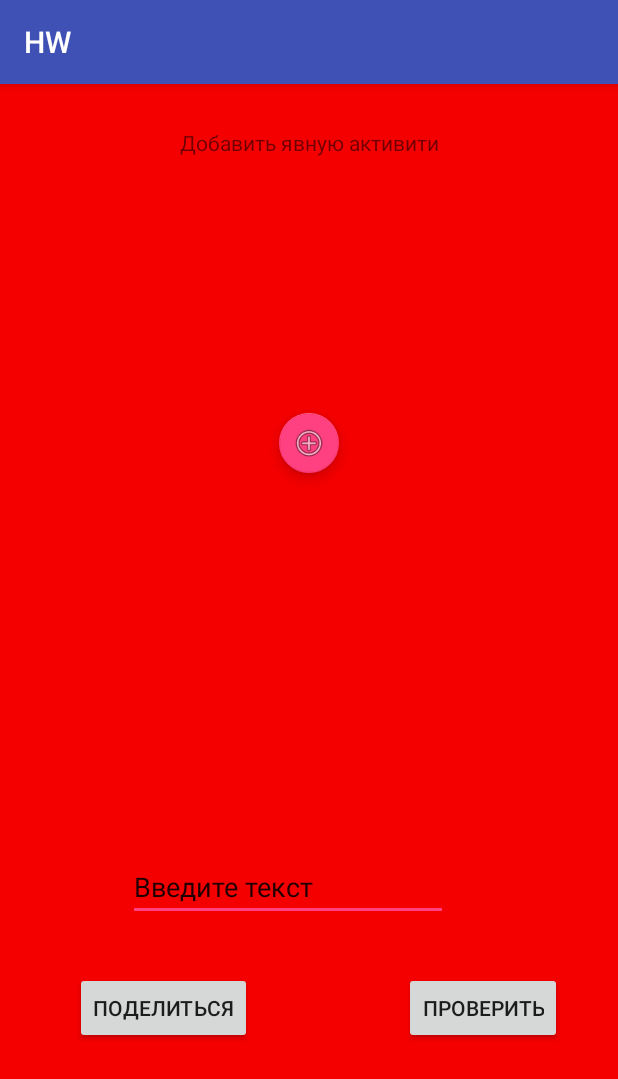
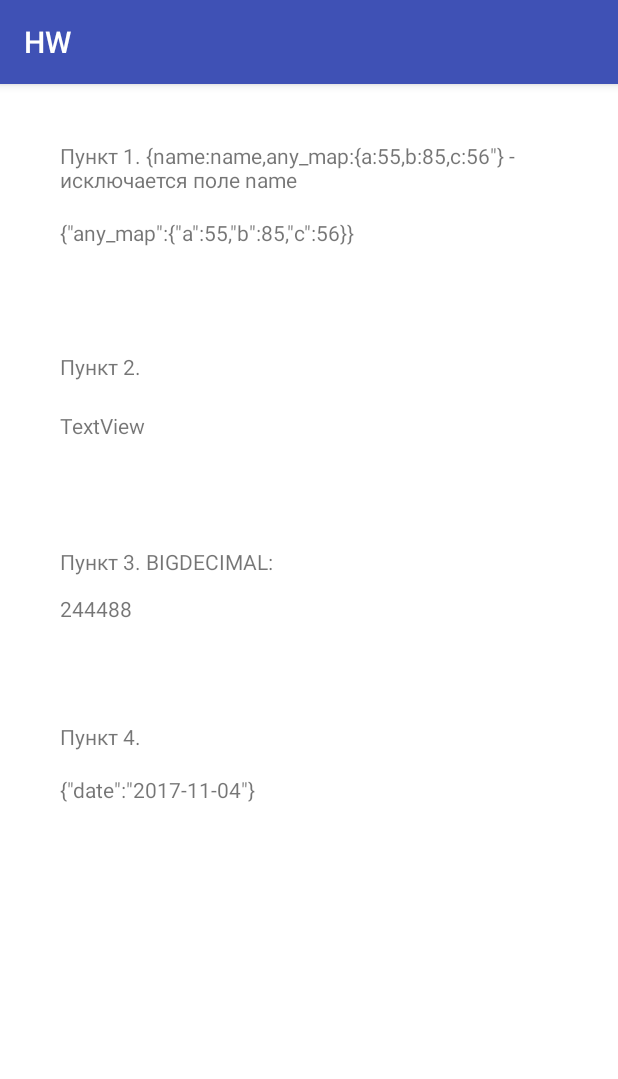
Before and after one commit to nial241/Hw, an Android app: the screen it shows after launch (MainActivity), on a phone screen of 412 x 824 dp. Shown: the top 1079 px of the screen. Run offline under Robolectric (Android 15) with nearby library versions, the phone set to English and light mode, and no system bars.

Commit message:
hw6 v0.0

```diff
--- a/app/src/main/AndroidManifest.xml
+++ b/app/src/main/AndroidManifest.xml
@@ -19,8 +19,6 @@
             </intent-filter>
 
         </activity>
-        <activity android:name=".ExplActivity"></activity>
-        <activity android:name=".ResultActivity"></activity>
     </application>
 
 </manifest>
--- /dev/null
+++ b/app/src/main/java/com/example/user/hw/DateExample.java
@@ -0,0 +1,22 @@
+package com.example.user.hw;
+
+import java.util.Date;
+
+public class DateExample {
+
+    //@SerializedName("CurrentDate")
+    private Date date;
+
+    public DateExample(Date date) {
+
+        this.date = date;
+
+    }
+
+    public Date getDate(){
+
+        return date;
+
+    }
+
+}
--- /dev/null
+++ b/app/src/main/java/com/example/user/hw/DateSerializer.java
@@ -0,0 +1,21 @@
+package com.example.user.hw;
+
+import com.google.gson.JsonElement;
+import com.google.gson.JsonObject;
+import com.google.gson.JsonSerializationContext;
+import com.google.gson.JsonSerializer;
+
+import java.lang.reflect.Type;
+import java.text.SimpleDateFormat;
+import java.util.Locale;
+
+
+public class DateSerializer implements JsonSerializer<DateExample> {
+    @Override
+    public JsonElement serialize(DateExample src, Type typeOfSrc, JsonSerializationContext context) {
+        SimpleDateFormat formatForDateNow = new SimpleDateFormat("yyyy-MM-dd", Locale.US);
+        JsonObject result = new JsonObject();
+        result.addProperty("date", formatForDateNow.format(src.getDate()));
+        return result;
+    }
+}
--- /dev/null
+++ b/app/src/main/java/com/example/user/hw/ExclStrat.java
@@ -0,0 +1,20 @@
+package com.example.user.hw;
+
+import com.google.gson.ExclusionStrategy;
+import com.google.gson.FieldAttributes;
+
+/**
+ * Created by User on 04.11.2017.
+ */
+
+public class ExclStrat implements ExclusionStrategy {
+    @Override
+    public boolean shouldSkipField(FieldAttributes f) {
+        return f.getName().equals("name");
+    }
+
+    @Override
+    public boolean shouldSkipClass(Class<?> clazz) {
+        return false;
+    }
+}
--- a/app/src/main/java/com/example/user/hw/MainActivity.java
+++ b/app/src/main/java/com/example/user/hw/MainActivity.java
@@ -1,73 +1,61 @@
 package com.example.user.hw;
 
-import android.content.Context;
-import android.content.Intent;
 import android.os.Bundle;
-import android.support.design.widget.FloatingActionButton;
 import android.support.v7.app.AppCompatActivity;
-import android.view.View;
-import android.widget.Button;
-import android.widget.EditText;
+import android.util.Log;
 import android.widget.TextView;
 
-//import android.content.DialogInterface;
+import com.google.gson.Gson;
+import com.google.gson.GsonBuilder;
+
+import java.util.Date;
+import java.util.HashMap;
 
 public class MainActivity extends AppCompatActivity {
-    private static final int REQUEST_CODE = 0;
 
-    //метод start
     @Override
     protected void onCreate(Bundle savedInstanceState) {
         super.onCreate(savedInstanceState);
         setContentView(R.layout.activity_main);
-        FloatingActionButton fab = (FloatingActionButton) findViewById(R.id.floatingActionButton);
-        fab.setOnClickListener(new View.OnClickListener() {
-            @Override
-            public void onClick(View view) {
-                start(view.getContext());
-            }
-        });
-        Button shareBtn = (Button) findViewById(R.id.share_btn);
-        shareBtn.setOnClickListener(new View.OnClickListener() {
-            @Override
-            public void onClick(View view) {
-                Intent sendIntent = new Intent();
-                TextView text = (TextView) findViewById(R.id.editText);
-                sendIntent.setAction(Intent.ACTION_SEND);
-                sendIntent.putExtra(Intent.EXTRA_TEXT, text.getText().toString());
-                sendIntent.setType("text/plain");
-                startActivity(sendIntent);
-            }
-        });
-        final EditText textField = (EditText) findViewById(R.id.editText);
-        Button nextBtn = (Button) findViewById(R.id.next_btn);
-        nextBtn.setOnClickListener(new View.OnClickListener() {
-            @Override
-            public void onClick(View view) {
-                Intent intent = new Intent(view.getContext(), ResultActivity.class);
-                intent.putExtra("input text", textField.getText().toString());
-                intent.setFlags(Intent.FLAG_ACTIVITY_SINGLE_TOP);
-                startActivityForResult(intent, REQUEST_CODE);
-            }
-        });
-    }
-    @Override
-    protected void onActivityResult(int requestCode, int resultCode, Intent data) {
-        if (requestCode == REQUEST_CODE) {
-            EditText b = (EditText) findViewById(R.id.editText);
-            TextView res = (TextView) findViewById(R.id.result_txtView);
-            if (resultCode == RESULT_OK) {
-                res.setText(R.string.correct_input_txt);
-            } else if (resultCode == RESULT_CANCELED) {
-                res.setText(R.string.incorrect_input_txt);
-                b.setText(R.string.input_text_view);
-            }
-        }
-        super.onActivityResult(requestCode, resultCode, data);
+        //1
+        Point1and2 srcObject_toJson = new Point1and2();
+        srcObject_toJson.setName("name");
+        srcObject_toJson.setAny_map(new HashMap<String, Integer>(3){{
+            put("a",55);
+            put("b",85);
+            put("c",56);}});
+        Gson gson_builder = new GsonBuilder()
+                .setExclusionStrategies(new ExclStrat())
+                .create();
+        String json_with_ignored_field = gson_builder.toJson(srcObject_toJson);
+        Log.d("Point1",json_with_ignored_field);
+        TextView txt1 = (TextView) findViewById(R.id.textView2);
+        txt1.setText(json_with_ignored_field);
+        //2
+        /*Type stringStringMap = new TypeToken<HashMap<String,HashMap<Object,Object>>>(){}.getType();
+        Gson g = new Gson();
+        HashMap<String,HashMap<Object,Object>> mp = new Gson().fromJson(
+                "{\"name\":\"name\",\"any_map\":{\"a\":\"55\",\"b\":\"85\",\"c\":\"56\"}}",stringStringMap);
+        Log.d("test",mp.toString());
+        */
+
+        //3
+        Gson g3 = new GsonBuilder()
+                .registerTypeAdapter(Point3.class, new Point3Deserializer())
+                .create();
+        Point3 point3 =  g3.fromJson("{\"money_amount\":\"2444,88\"}",Point3.class);
+        Log.d("Point3",point3.getMoney_amount().toString());
+        TextView txt3 = (TextView) findViewById(R.id.textView6);
+        txt3.setText(point3.getMoney_amount().toString());
+        //4
+        DateExample temp = new DateExample(new Date());
+        Gson gson = new GsonBuilder()
+                .registerTypeAdapter(DateExample.class,new DateSerializer())
+                .create();
+        String json = gson.toJson(temp);
+        TextView txt = (TextView) findViewById(R.id.textView8);
+        txt.setText(json);
+        Log.d("Point4",json);
     }
 
-    public static void start(Context context) {
-        Intent intent = new Intent(context, ExplActivity.class);
-        context.startActivity(intent);
-    }
 }
--- /dev/null
+++ b/app/src/main/java/com/example/user/hw/Point1and2.java
@@ -0,0 +1,33 @@
+package com.example.user.hw;
+
+import java.util.HashMap;
+
+/**
+ * Created by User on 04.11.2017.
+ */
+
+public class Point1and2 {
+    private String name;
+
+    public String getName() {
+        return name;
+    }
+
+    public void setName(String name) {
+        this.name = name;
+    }
+
+    public HashMap<String, Integer> getAny_map() {
+        return any_map;
+    }
+
+    public void setAny_map(HashMap<String, Integer> any_map) {
+        this.any_map = any_map;
+    }
+
+    public String to_string(){
+        return name+" "+any_map.toString();
+    }
+    private HashMap<String,Integer> any_map;
+
+}
--- /dev/null
+++ b/app/src/main/java/com/example/user/hw/Point3.java
@@ -0,0 +1,19 @@
+package com.example.user.hw;
+
+import java.math.BigDecimal;
+
+/**
+ * Created by User on 04.11.2017.
+ */
+
+public class Point3 {
+    public BigDecimal getMoney_amount() {
+        return money_amount;
+    }
+
+    public void setMoney_amount(BigDecimal money_amount) {
+        this.money_amount = money_amount;
+    }
+
+    private BigDecimal money_amount;
+}
--- /dev/null
+++ b/app/src/main/java/com/example/user/hw/Point3Deserializer.java
@@ -0,0 +1,25 @@
+package com.example.user.hw;
+
+import com.google.gson.JsonDeserializationContext;
+import com.google.gson.JsonDeserializer;
+import com.google.gson.JsonElement;
+import com.google.gson.JsonParseException;
+
+import java.lang.reflect.Type;
+import java.math.BigDecimal;
+
+/**
+ * Created by User on 04.11.2017.
+ */
+
+public class Point3Deserializer implements JsonDeserializer<Point3> {
+
+    @Override
+    public Point3 deserialize(JsonElement json, Type typeOfT, JsonDeserializationContext context) throws JsonParseException {
+        Point3 point3 = new Point3();
+        String f = json.getAsJsonObject().get("money_amount").getAsString();
+        BigDecimal b = new BigDecimal(f.replace(",",""));
+        point3.setMoney_amount(b);
+        return point3;
+    }
+}
--- a/app/src/main/res/layout/activity_main.xml
+++ b/app/src/main/res/layout/activity_main.xml
@@ -1,6 +1,5 @@
 <?xml version="1.0" encoding="utf-8"?>
-<android.support.constraint.ConstraintLayout xmlns:android="http://schemas.android.com/apk/res/android"
-    xmlns:app="http://schemas.android.com/apk/res-auto"
+<RelativeLayout xmlns:android="http://schemas.android.com/apk/res/android"
     xmlns:tools="http://schemas.android.com/tools"
     android:layout_width="match_parent"
     android:layout_height="match_parent"
@@ -10,88 +9,85 @@
     tools:layout_editor_absoluteX="0dp">
 
     <TextView
+        android:id="@+id/textView1"
         android:layout_width="wrap_content"
         android:layout_height="wrap_content"
-        android:text="@string/add_activity_txt"
-        android:id="@+id/textView"
-        tools:layout_constraintTop_creator="1"
-        tools:layout_constraintRight_creator="1"
-        app:layout_constraintRight_toRightOf="parent"
-        android:layout_marginTop="29dp"
-        tools:layout_constraintLeft_creator="1"
-        app:layout_constraintLeft_toLeftOf="parent"
-        app:layout_constraintTop_toTopOf="parent" />
+        android:layout_alignParentStart="true"
+        android:layout_alignParentLeft="true"
+        android:layout_alignParentTop="true"
+        android:layout_marginStart="40dp"
+        android:layout_marginLeft="40dp"
+        android:layout_marginTop="38dp"
+        android:text="@string/text1" />
 
-    <android.support.design.widget.FloatingActionButton
-        android:id="@+id/floatingActionButton"
+    <TextView
+        android:id="@+id/textView2"
         android:layout_width="wrap_content"
         android:layout_height="wrap_content"
-        android:clickable="true"
-        app:fabSize="mini"
-        app:srcCompat="@android:drawable/ic_menu_add"
-        tools:layout_constraintTop_creator="1"
-        tools:layout_constraintRight_creator="1"
-        tools:layout_constraintBottom_creator="1"
-        app:layout_constraintBottom_toTopOf="@+id/result_txtView"
-        app:layout_constraintRight_toRightOf="parent"
-        android:layout_marginTop="64dp"
-        tools:layout_constraintLeft_creator="1"
-        android:layout_marginBottom="62dp"
-        app:layout_constraintLeft_toLeftOf="parent"
-        app:layout_constraintTop_toTopOf="@+id/textView" />
+        android:layout_marginTop="16dp"
+        android:text="@string/temp_txt"
+        android:layout_below="@+id/textView1"
+        android:layout_alignStart="@+id/textView1"
+        android:layout_alignLeft="@+id/textView1"/>
 
-    <EditText
-        android:id="@+id/editText"
+    <TextView
+        android:id="@+id/textView3"
         android:layout_width="wrap_content"
         android:layout_height="wrap_content"
-        android:ems="10"
-        android:inputType="textPersonName"
-        android:text="@string/input_text_view"
-        android:layout_marginStart="35dp"
-        tools:layout_constraintBottom_creator="1"
-        app:layout_constraintBottom_toTopOf="@+id/next_btn"
-        tools:layout_constraintLeft_creator="1"
-        android:layout_marginBottom="34dp"
-        app:layout_constraintLeft_toLeftOf="@+id/share_btn"
-        android:layout_marginLeft="35dp" />
+        android:layout_alignStart="@+id/textView2"
+        android:layout_alignLeft="@+id/textView2"
+        android:layout_below="@+id/textView2"
+        android:layout_marginTop="70dp"
+        android:text="@string/text2" />
 
-    <Button
-        android:id="@+id/share_btn"
+    <TextView
+        android:id="@+id/textView4"
         android:layout_width="wrap_content"
         android:layout_height="wrap_content"
-        android:text="@string/share_btn"
-        android:layout_marginStart="50dp"
-        tools:layout_constraintTop_creator="1"
-        android:layout_marginTop="34dp"
-        app:layout_constraintTop_toBottomOf="@+id/editText"
-        tools:layout_constraintLeft_creator="1"
-        app:layout_constraintLeft_toLeftOf="parent"
-        android:layout_marginLeft="50dp" />
+        android:layout_marginTop="20dp"
+        android:text="@string/temp_txt"
+        android:layout_below="@+id/textView3"
+        android:layout_alignStart="@+id/textView3"
+        android:layout_alignLeft="@+id/textView3"/>
 
-    <Button
-        android:id="@+id/next_btn"
+    <TextView
+        android:id="@+id/textView5"
         android:layout_width="wrap_content"
         android:layout_height="wrap_content"
-        android:text="@string/next_btn"
-        tools:layout_constraintRight_creator="1"
-        tools:layout_constraintBottom_creator="1"
-        app:layout_constraintBottom_toBottomOf="parent"
-        android:layout_marginEnd="37dp"
-        app:layout_constraintRight_toRightOf="parent"
-        android:layout_marginBottom="128dp"
-        android:layout_marginRight="37dp" />
+        android:layout_marginTop="71dp"
+        android:text="@string/text3"
+        android:layout_below="@+id/textView4"
+        android:layout_alignStart="@+id/textView4"
+        android:layout_alignLeft="@+id/textView4"/>
 
     <TextView
-        android:id="@+id/result_txtView"
+        android:id="@+id/textView6"
         android:layout_width="wrap_content"
         android:layout_height="wrap_content"
-        android:text=""
-        android:layout_marginStart="33dp"
-        tools:layout_constraintBottom_creator="1"
-        app:layout_constraintBottom_toTopOf="@+id/editText"
-        tools:layout_constraintLeft_creator="1"
-        android:layout_marginBottom="46dp"
-        app:layout_constraintLeft_toLeftOf="@+id/editText"
-        android:layout_marginLeft="33dp" />
+        android:layout_marginTop="12dp"
+        android:text="@string/temp_txt"
+        android:layout_below="@+id/textView5"
+        android:layout_alignStart="@+id/textView5"
+        android:layout_alignLeft="@+id/textView5"/>
 
-</android.support.constraint.ConstraintLayout>
+    <TextView
+        android:id="@+id/textView7"
+        android:layout_width="wrap_content"
+        android:layout_height="wrap_content"
+        android:layout_marginTop="66dp"
+        android:text="@string/text4"
+        android:layout_below="@+id/textView6"
+        android:layout_alignStart="@+id/textView6"
+        android:layout_alignLeft="@+id/textView6"/>
+
+    <TextView
+        android:id="@+id/textView8"
+        android:layout_width="wrap_content"
+        android:layout_height="wrap_content"
+        android:layout_marginTop="16dp"
+        android:text="@string/temp_txt"
+        android:layout_below="@+id/textView7"
+        android:layout_alignStart="@+id/textView7"
+        android:layout_alignLeft="@+id/textView7"/>
+
+</RelativeLayout>
--- a/app/src/main/res/values/strings.xml
+++ b/app/src/main/res/values/strings.xml
@@ -1,14 +1,8 @@
 <resources>
     <string name="app_name">HW</string>
-    <string name="activity_label_1">label1</string>
-    <string name="expl_activity_text">Активити, созданная с помощью явного интента :)</string>
-    <string name="ok_btn_txt">ОК</string>
-    <string name="cancel_btn_txt">ОТМЕНА</string>
-    <string name="input_text_view">Введите текст</string>
-    <string name="correct_input_txt">Текст введен верно</string>
-    <string name="incorrect_input_txt">Текст введен неверно</string>
-    <string name="share_btn">Поделиться</string>
-    <string name="next_btn">Проверить</string>
-    <string name="temp_txt">textView</string>
-    <string name="add_activity_txt">Добавить явную активити</string>
+    <string name="text1">Пункт 1. {"name":"name","any_map":{"a":"55","b":"85","c":"56\"} - исключается поле name</string>
+    <string name="text2">Пункт 2. </string>
+    <string name="text3">Пункт 3. BIGDECIMAL:</string>
+    <string name="text4">Пункт 4. </string>
+    <string name="temp_txt">TextView</string>
 </resources>
```
Also changed, not shown: app/build.gradle (+10 -3 lines), app/src/main/java/com/example/user/hw/ExplActivity.java (deleted, +0 -13 lines), app/src/main/java/com/example/user/hw/ResultActivity.java (deleted, +0 -36 lines), app/src/main/res/layout/activity_expl.xml (deleted, +0 -21 lines), app/src/main/res/layout/activity_result.xml (deleted, +0 -49 lines).
